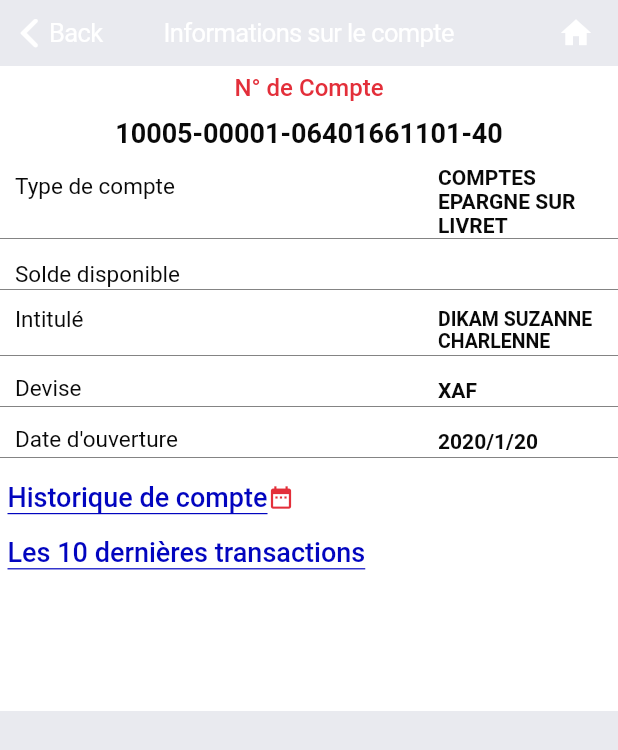
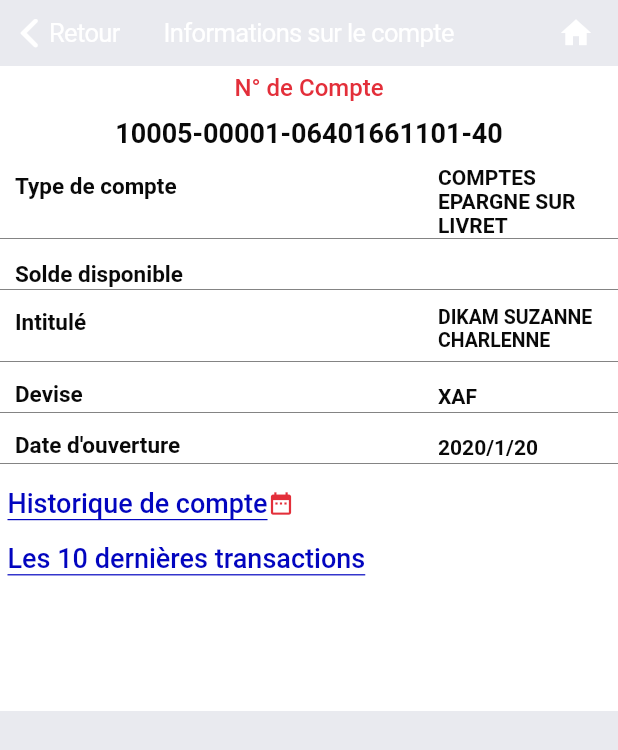
Before and after one commit to ChamplainLeCode/uba_solde, a Flutter app: the screen it shows after launch, after a tap on "Valider", on a phone screen of 412 x 824 dp. Shown: the top 750 px of the screen. Run offline on Flutter 3.47's test engine with Material 2 defaults, Android fonts, the phone set to English and light mode, and no system bars.

Commit message:
Ajout de la langue

```diff
--- a/lib/UbaSolde.dart
+++ b/lib/UbaSolde.dart
@@ -17,7 +17,11 @@ class UbaSolde extends StatelessWidget {
                     SizedBox(height: 5),
                     Center(
                         child: Text(
-                      'N° de Compte',
+                      (ModalRoute.of(context).settings.arguments
+                                  as Map)[#lang] ==
+                              #en
+                          ? 'Account Number'
+                          : 'N° de Compte',
                       style: TextStyle(
                           color: Color(0xFFE32F3A),
                           fontSize: 16,
@@ -38,8 +42,13 @@ class UbaSolde extends StatelessWidget {
                         Padding(
                             padding: EdgeInsets.only(left: 10, bottom: 20),
                             child: Text(
-                              'Type de compte',
+                              (ModalRoute.of(context).settings.arguments
+                                          as Map)[#lang] ==
+                                      #en
+                                  ? 'Account Type'
+                                  : 'Type de compte',
                               style: TextStyle(
+                                fontWeight: FontWeight.bold,
                                 fontSize: 15,
                                 color: Color(0xFF090909),
                               ),
@@ -67,8 +76,13 @@ class UbaSolde extends StatelessWidget {
                         Padding(
                             padding: EdgeInsets.only(left: 10),
                             child: Text(
-                              'Solde disponible',
+                              (ModalRoute.of(context).settings.arguments
+                                          as Map)[#lang] ==
+                                      #en
+                                  ? 'Available Balance'
+                                  : 'Solde disponible',
                               style: TextStyle(
+                                fontWeight: FontWeight.bold,
                                 fontSize: 15,
                                 color: Color(0xFF090909),
                               ),
@@ -96,8 +110,13 @@ class UbaSolde extends StatelessWidget {
                         Padding(
                             padding: EdgeInsets.only(left: 10, bottom: 14),
                             child: Text(
-                              'Intitulé',
+                              (ModalRoute.of(context).settings.arguments
+                                          as Map)[#lang] ==
+                                      #en
+                                  ? 'Account Name'
+                                  : 'Intitulé',
                               style: TextStyle(
+                                fontWeight: FontWeight.bold,
                                 fontSize: 15,
                                 color: Color(0xFF090909),
                               ),
@@ -105,6 +124,7 @@ class UbaSolde extends StatelessWidget {
                         Expanded(child: Container()),
                         Container(
                             width: 120,
+                            margin: EdgeInsets.only(bottom: 6),
                             child: Text(
                               'DIKAM SUZANNE CHARLENNE',
                               style: TextStyle(
@@ -125,9 +145,14 @@ class UbaSolde extends StatelessWidget {
                         Padding(
                             padding: EdgeInsets.only(left: 10, bottom: 2),
                             child: Text(
-                              'Devise',
+                              (ModalRoute.of(context).settings.arguments
+                                          as Map)[#lang] ==
+                                      #en
+                                  ? 'Currency'
+                                  : 'Devise',
                               style: TextStyle(
                                 fontSize: 15,
+                                fontWeight: FontWeight.bold,
                                 color: Color(0xFF090909),
                               ),
                             )),
@@ -154,8 +179,13 @@ class UbaSolde extends StatelessWidget {
                         Padding(
                             padding: EdgeInsets.only(left: 10, bottom: 2),
                             child: Text(
-                              'Date d\'ouverture',
+                              (ModalRoute.of(context).settings.arguments
+                                          as Map)[#lang] ==
+                                      #en
+                                  ? 'Opening Date'
+                                  : 'Date d\'ouverture',
                               style: TextStyle(
+                                fontWeight: FontWeight.bold,
                                 fontSize: 15,
                                 color: Color(0xFF090909),
                               ),
@@ -188,7 +218,11 @@ class UbaSolde extends StatelessWidget {
                                           color: Color(0xFF0205BF),
                                           width: 0.8))),
                               child: Text(
-                                'Historique de compte',
+                                (ModalRoute.of(context).settings.arguments
+                                            as Map)[#lang] ==
+                                        #en
+                                    ? 'Transaction History'
+                                    : 'Historique de compte',
                                 style: TextStyle(
                                     color: Color(0xFF0205BF),
                                     fontSize: 18,
@@ -208,7 +242,11 @@ class UbaSolde extends StatelessWidget {
                                           color: Color(0xFF0205BF),
                                           width: 0.8))),
                               child: Text(
-                                'Les 10 dernières transactions',
+                                (ModalRoute.of(context).settings.arguments
+                                            as Map)[#lang] ==
+                                        #en
+                                    ? 'Last 10 Transactions'
+                                    : 'Les 10 dernières transactions',
                                 textAlign: TextAlign.left,
                                 style: TextStyle(
                                     color: Color(0xFF0205BF),
@@ -222,10 +260,16 @@ class UbaSolde extends StatelessWidget {
                   ],
                 ))),
         navigationBar: CupertinoNavigationBar(
-          previousPageTitle: 'Back',
-          actionsForegroundColor: Colors.white,
+          previousPageTitle:
+              (ModalRoute.of(context).settings.arguments as Map)[#lang] == #en
+                  ? 'Back'
+                  : 'Retour',
+
+          // actionsForegroundColor: Colors.white,
           middle: Text(
-            'Informations sur le compte',
+            (ModalRoute.of(context).settings.arguments as Map)[#lang] == #en
+                ? 'Account Details'
+                : 'Informations sur le compte',
             style: TextStyle(
                 color: Colors.white, fontSize: 17, fontWeight: FontWeight.w400),
           ),
@@ -244,6 +288,7 @@ class UbaAppBar extends StatelessWidget
     implements ObstructingPreferredSizeWidget {
   @override
   Widget build(BuildContext context) {
+    print(ModalRoute.of(context).settings.arguments);
     return Container(
         color: Color(0xFFE32F3A),
         height: preferredSize.height + MediaQuery.of(context).padding.top,
@@ -256,7 +301,12 @@ class UbaAppBar extends StatelessWidget
                   previousPageTitle: 'Back', color: Colors.white),
               Padding(
                   padding: EdgeInsets.only(right: 30),
-                  child: Text('Informations sur le compte',
+                  child: Text(
+                      (ModalRoute.of(context).settings.arguments
+                                  as Map)[#lang] ==
+                              #en
+                          ? 'Account Details'
+                          : 'Informations sur le compte',
                       style: TextStyle(
                         fontSize: 14,
                         color: Color(0xFFFCE8E5),
--- a/lib/main.dart
+++ b/lib/main.dart
@@ -63,6 +63,14 @@ class UbaHome extends StatefulWidget {
 }
 
 class _MyHomePageState extends State<UbaHome> {
+  Symbol _lang = #fr;
+  Function f1, f2;
+
+  void f() {
+    f1(() {});
+    f2(() {});
+  }
+
   TextEditingController controller = TextEditingController();
   @override
   Widget build(BuildContext context) {
@@ -85,12 +93,45 @@ class _MyHomePageState extends State<UbaHome> {
                     fontWeight: FontWeight.w500, color: Colors.primaries[0])),
           ),
         ),
-        RaisedButton(
+        SizedBox(height: 20),
+        Material(
+            color: Colors.transparent,
+            child: Row(
+              crossAxisAlignment: CrossAxisAlignment.center,
+              mainAxisSize: MainAxisSize.max,
+              mainAxisAlignment: MainAxisAlignment.center,
+              children: [
+                StatefulBuilder(builder: (_, st) {
+                  f1 = st;
+                  return Radio<Symbol>(
+                      value: #fr,
+                      groupValue: _lang,
+                      onChanged: (_) {
+                        _lang = _;
+                        f();
+                      });
+                }),
+                Text('Fr'),
+                StatefulBuilder(builder: (_, st) {
+                  f2 = st;
+                  return Radio(
+                      value: #en,
+                      groupValue: _lang,
+                      onChanged: (_) {
+                        _lang = _;
+                        f();
+                      });
+                }),
+                Text('En')
+              ],
+            )),
+        ElevatedButton(
             child: Text('Valider'),
             onPressed: () => Navigator.of(context).push(CupertinoPageRoute(
                 builder: (ctx) => UbaSolde(),
                 settings: RouteSettings(
-                    name: 'solde', arguments: {#solde: controller.text}))))
+                    name: 'solde',
+                    arguments: {#solde: controller.text, #lang: _lang}))))
 //                .push('/solde', arguments: {#solde: controller.text}))
       ],
     ))));
```
Also changed, not shown: pubspec.lock.
